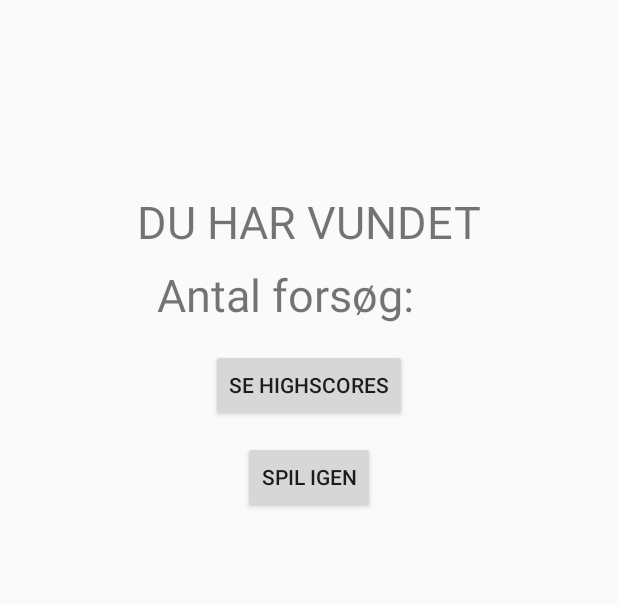
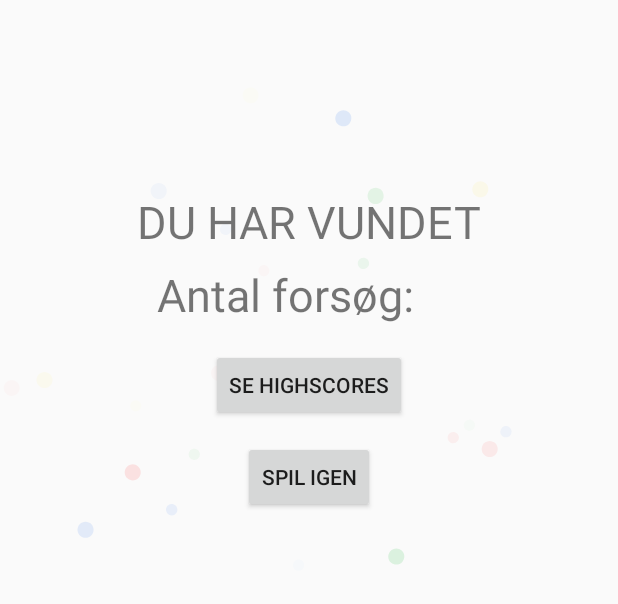
Before and after one commit to theogutt/GalgelegII, an Android app: the layout activity_spil_vundet.xml on its own in the app's theme, with its tools: preview values and no code run, on a phone screen of 412 x 824 dp. Shown: the part 237-841 px from the top of the screen. Run offline under Robolectric (Android 15) with nearby library versions, the phone set to English and light mode, and no system bars.

Commit message:
animation med konfetti tilføjet til spilvundetaktivitet

```diff
--- a/app/build.gradle
+++ b/app/build.gradle
@@ -26,6 +26,8 @@ dependencies {
     implementation 'androidx.appcompat:appcompat:1.1.0'
     implementation 'androidx.constraintlayout:constraintlayout:1.1.3'
     testImplementation 'junit:junit:4.12'
+    implementation 'com.google.code.gson:gson:2.8.2'
+    implementation 'com.airbnb.android:lottie:3.3.1'
     androidTestImplementation 'androidx.test:runner:1.2.0'
     androidTestImplementation 'androidx.test.espresso:espresso-core:3.2.0'
     implementation 'androidx.recyclerview:recyclerview:1.0.0'
--- a/app/src/main/res/layout/activity_spil_vundet.xml
+++ b/app/src/main/res/layout/activity_spil_vundet.xml
@@ -5,7 +5,14 @@
     android:layout_width="match_parent"
     android:layout_height="match_parent"
     tools:context=".SpilVundetActivity">
-
+    <com.airbnb.lottie.LottieAnimationView
+        android:layout_height="match_parent"
+        android:id="@+id/animation"
+        app:lottie_loop="true"
+        app:lottie_fileName="1370-confetti.json"
+        app:lottie_autoPlay="true"
+        android:layout_width="match_parent">
+    </com.airbnb.lottie.LottieAnimationView>
     <TextView
         android:id="@+id/textView"
         android:layout_width="wrap_content"
```
Also changed, not shown: app/src/main/assets/1370-confetti.json (added, +1 -0 lines), app/src/main/java/com/example/galgeleg/ListeAdapter.java (+8 -0 lines), app/src/main/java/com/example/galgeleg/SpilActivity.java (+5 -2 lines), app/src/main/java/com/example/galgeleg/SpilVundetActivity.java (+6 -1 lines).
